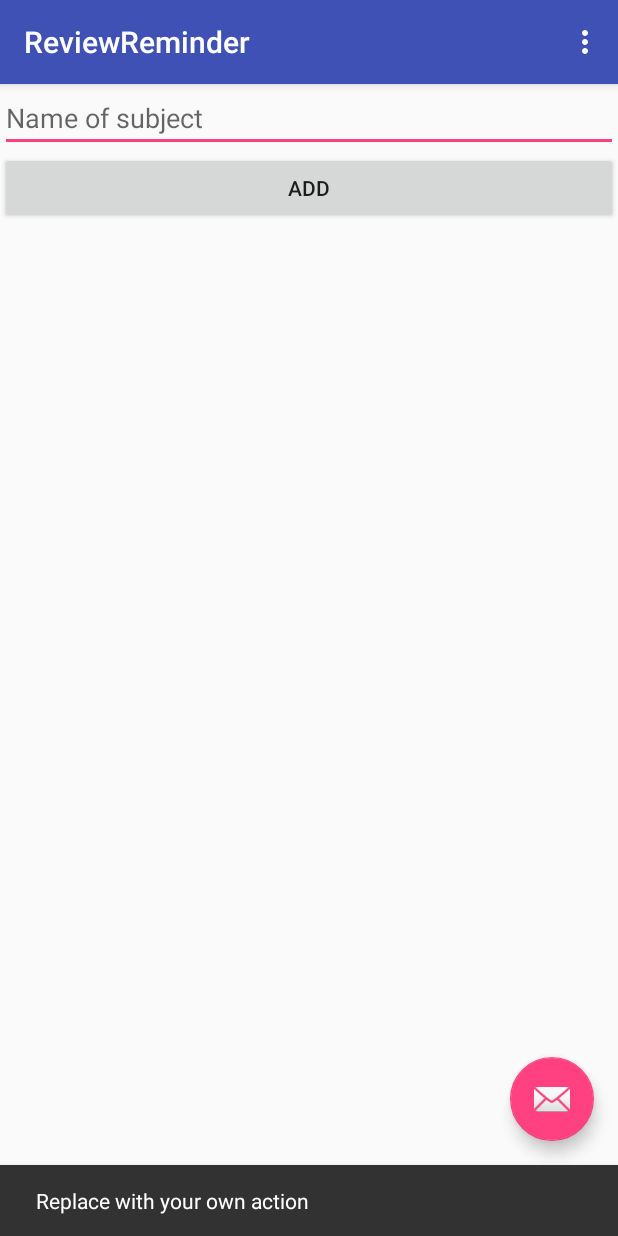
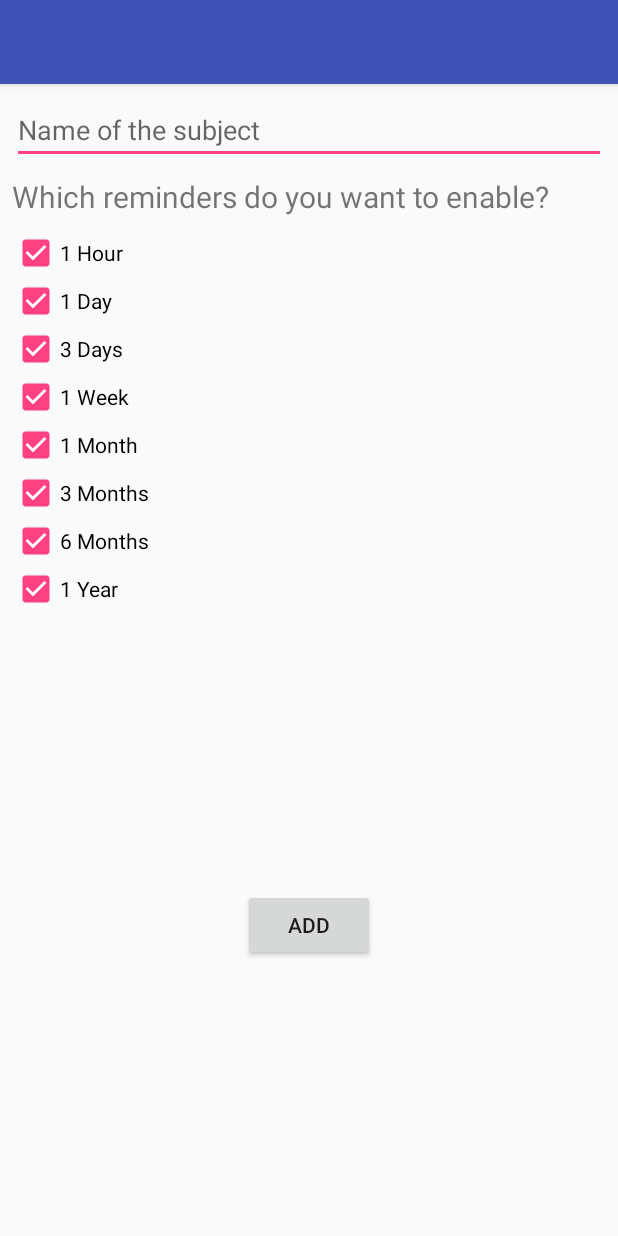
Before and after one commit to kknine/review-reminder-android, an Android app: the screen it shows after launch (MainActivity before the commit, AddSubjectActivity after it), after a tap on an icon or button, on a phone screen of 412 x 824 dp. Run offline under Robolectric (Android 15) with nearby library versions, the phone set to English and light mode, and no system bars.

Commit message:
Add all fundamental functionalities
Create database and set up the connection
Create model with subject and reminder
Create two kinds of adapters
Implement RecyclerView and set adapters
Create activity to add new subjects
Add display of time of revision
Implement basic color change

```diff
--- a/ReviewReminder/app/src/main/AndroidManifest.xml
+++ b/ReviewReminder/app/src/main/AndroidManifest.xml
@@ -19,6 +19,10 @@
                 <category android:name="android.intent.category.LAUNCHER" />
             </intent-filter>
         </activity>
+        <activity
+            android:name=".AddSubjectActivity"
+            android:theme="@style/AppTheme.NoActionBar">
+        </activity>
     </application>
 
 </manifest>
--- a/ReviewReminder/app/src/main/java/com/kk9software/reviewreminder/MainActivity.java
+++ b/ReviewReminder/app/src/main/java/com/kk9software/reviewreminder/MainActivity.java
@@ -1,5 +1,6 @@
 package com.kk9software.reviewreminder;
 
+import android.content.Intent;
 import android.os.Bundle;
 import android.support.design.widget.FloatingActionButton;
 import android.support.design.widget.Snackbar;
@@ -13,6 +14,7 @@ import android.view.MenuItem;
 import android.widget.EditText;
 
 import com.kk9software.reviewreminder.data.DBHelper;
+import com.kk9software.reviewreminder.model.Reminder;
 import com.kk9software.reviewreminder.model.Subject;
 
 import java.util.Calendar;
@@ -20,7 +22,8 @@ import java.util.Calendar;
 public class MainActivity extends AppCompatActivity {
 
     private DBHelper db;
-    private ReviewAdapter reviewAdapter;
+    private SubjectAdapter subjectAdapter;
+    private ReminderAdapter reminderAdapter;
     @Override
     protected void onCreate(Bundle savedInstanceState) {
         super.onCreate(savedInstanceState);
@@ -32,16 +35,22 @@ public class MainActivity extends AppCompatActivity {
         fab.setOnClickListener(new View.OnClickListener() {
             @Override
             public void onClick(View view) {
-                Snackbar.make(view, "Replace with your own action", Snackbar.LENGTH_LONG)
-                        .setAction("Action", null).show();
+                Intent intent = new Intent(MainActivity.this,AddSubjectActivity.class);
+                startActivity(intent);
             }
         });
         db = new DBHelper(this);
-        reviewAdapter = new ReviewAdapter(db.getAllSubjects());
+        //subjectAdapter = new SubjectAdapter(db.getAllSubjects());
+        reminderAdapter = new ReminderAdapter(null,this);
         RecyclerView ReviewList = (RecyclerView) findViewById(R.id.main_recycler);
         ReviewList.setHasFixedSize(true);
         ReviewList.setLayoutManager(new LinearLayoutManager(this));
-        ReviewList.setAdapter(reviewAdapter);
+        //ReviewList.setAdapter(subjectAdapter);
+        ReviewList.setAdapter(reminderAdapter);
+    }
+    protected void onStart() {
+        super.onStart();
+        reminderAdapter.swapCursor(db.getAllRemindersWithSubjects());
     }
 
     @Override
@@ -65,12 +74,4 @@ public class MainActivity extends AppCompatActivity {
 
         return super.onOptionsItemSelected(item);
     }
-    public void addSubject(View v) {
-        EditText et_subjectName = (EditText) findViewById(R.id.main_subject_name);
-        Calendar cal = Calendar.getInstance();
-        Subject subjectToAdd = new Subject(et_subjectName.getText().toString(),cal.getTimeInMillis());
-        db.addSubject(subjectToAdd);
-        reviewAdapter.swapCursor(db.getAllSubjects());
-
-    }
 }
--- a/ReviewReminder/app/src/main/java/com/kk9software/reviewreminder/data/DBHelper.java
+++ b/ReviewReminder/app/src/main/java/com/kk9software/reviewreminder/data/DBHelper.java
@@ -8,6 +8,7 @@ import android.database.sqlite.SQLiteOpenHelper;
 import android.util.TimeUtils;
 
 import com.kk9software.reviewreminder.data.ReviewContract.*;
+import com.kk9software.reviewreminder.model.Reminder;
 import com.kk9software.reviewreminder.model.Subject;
 
 import java.util.ArrayList;
@@ -34,7 +35,8 @@ public class DBHelper extends SQLiteOpenHelper {
                 ReminderEntry.TABLE_NAME + " (" +
                 ReminderEntry._ID + " INTEGER PRIMARY KEY AUTOINCREMENT, " +
                 ReminderEntry.COLUMN_SUBJECT_ID + " INTEGER NOT NULL, " +
-                ReminderEntry.COLUMN_REMINDER_TIME + " LONG NOT NULL" +
+                ReminderEntry.COLUMN_REMINDER_TIME + " LONG NOT NULL, " +
+                ReminderEntry.COLUMN_TIME_INTERVAL + " INTEGER NOT NULL" +
                 ");";
         db.execSQL(SQLITE_CREATE_SUBJECTS_TABLE);
         db.execSQL(SQLITE_CREATE_REMINDERS_TABLE);
@@ -51,17 +53,60 @@ public class DBHelper extends SQLiteOpenHelper {
         SQLiteDatabase db = this.getReadableDatabase();
         Cursor c = db.query(SubjectEntry.TABLE_NAME,null,null,null,null,null,null,null);
         ArrayList<Subject> subjectList = new ArrayList<>();
-        while(c.moveToNext()) {
-            subjectList.add(new Subject(c.getInt(0),c.getString(1),c.getLong(2)));
+        while (c.moveToNext()) {
+            subjectList.add(new Subject(c.getInt(0), c.getString(1), c.getLong(2)));
         }
         c.close();
         return subjectList;
     }
-    public void addSubject(Subject subject) {
+    public int addSubject(Subject subject) {
         SQLiteDatabase db = this.getWritableDatabase();
         ContentValues cv = new ContentValues();
         cv.put(SubjectEntry.COLUMN_SUBJECT_NAME,subject.getName());
         cv.put(SubjectEntry.COLUMN_LEARN_TIME, subject.getLearnTime());
-        db.insert(SubjectEntry.TABLE_NAME,null,cv);
+        long subjectId = db.insert(SubjectEntry.TABLE_NAME,null,cv);
+        return (int)subjectId;
+    }
+
+    public ArrayList<Reminder> getAllReminders() {
+        SQLiteDatabase db = this.getReadableDatabase();
+        Cursor c = db.query(ReminderEntry.TABLE_NAME,null,null,null,null,null,null,null);
+        ArrayList<Reminder> reminderList = new ArrayList<>();
+        while (c.moveToNext()) {
+            reminderList.add(new Reminder(c.getInt(0), c.getInt(1), c.getLong(2)));
+        }
+        c.close();
+        return reminderList;
+    }
+    public ArrayList<Reminder> getAllRemindersWithSubjects() {
+        SQLiteDatabase db = this.getReadableDatabase();
+        String SELECT_QUERY = "SELECT " +
+                ReminderEntry.TABLE_NAME + "." + ReminderEntry._ID + ", " +
+                ReminderEntry.TABLE_NAME + "." + ReminderEntry.COLUMN_SUBJECT_ID + ", " +
+                SubjectEntry.TABLE_NAME + "." + SubjectEntry.COLUMN_SUBJECT_NAME + ", " +
+                ReminderEntry.TABLE_NAME + "." + ReminderEntry.COLUMN_REMINDER_TIME + ", " +
+                ReminderEntry.TABLE_NAME + "." + ReminderEntry.COLUMN_TIME_INTERVAL + " FROM " +
+                ReminderEntry.TABLE_NAME + " INNER JOIN " +
+                SubjectEntry.TABLE_NAME + " ON " +
+                ReminderEntry.TABLE_NAME + "." + ReminderEntry.COLUMN_SUBJECT_ID + " = " +
+                SubjectEntry.TABLE_NAME + "." + SubjectEntry._ID + " ORDER BY " +
+                ReminderEntry.TABLE_NAME + "." + ReminderEntry.COLUMN_REMINDER_TIME + " ASC";
+        System.out.println(SELECT_QUERY);
+        Cursor c = db.rawQuery(SELECT_QUERY,null);
+        ArrayList<Reminder> reminderList = new ArrayList<>();
+        while (c.moveToNext()) {
+            reminderList.add(new Reminder(c.getInt(0),  c.getInt(1), c.getString(2), c.getLong(3), c.getInt(4)));
+        }
+        c.close();
+        return reminderList;
+    }
+
+    public void addReminder(Reminder reminder) {
+        SQLiteDatabase db = this.getWritableDatabase();
+        ContentValues cv = new ContentValues();
+        cv.put(ReminderEntry.COLUMN_SUBJECT_ID,reminder.getSubjectId());
+        cv.put(ReminderEntry.COLUMN_REMINDER_TIME, reminder.getReminderTime());
+        cv.put(ReminderEntry.COLUMN_TIME_INTERVAL, reminder.getTimeInterval());
+        db.insert(ReminderEntry.TABLE_NAME,null,cv);
     }
 }
--- a/ReviewReminder/app/src/main/java/com/kk9software/reviewreminder/data/ReviewContract.java
+++ b/ReviewReminder/app/src/main/java/com/kk9software/reviewreminder/data/ReviewContract.java
@@ -14,5 +14,6 @@ public class ReviewContract {
         public static final String TABLE_NAME = "reminders";
         public static final String COLUMN_SUBJECT_ID = "subjectId";
         public static final String COLUMN_REMINDER_TIME = "reminderTime";
+        public static final String COLUMN_TIME_INTERVAL = "timeInterval";
     }
 }
--- /dev/null
+++ b/ReviewReminder/app/src/main/res/layout/activity_add_subject.xml
@@ -0,0 +1,145 @@
+<?xml version="1.0" encoding="utf-8"?>
+<android.support.constraint.ConstraintLayout xmlns:android="http://schemas.android.com/apk/res/android"
+    xmlns:app="http://schemas.android.com/apk/res-auto"
+    xmlns:tools="http://schemas.android.com/tools"
+    android:layout_width="match_parent"
+    android:layout_height="match_parent"
+    tools:context="com.kk9software.reviewreminder.AddSubjectActivity">
+
+    <android.support.design.widget.AppBarLayout
+        android:layout_width="0dp"
+        android:layout_height="wrap_content"
+        android:theme="@style/AppTheme.AppBarOverlay"
+        app:layout_constraintRight_toRightOf="parent"
+        app:layout_constraintTop_toTopOf="parent"
+        app:layout_constraintLeft_toLeftOf="parent"
+        android:id="@+id/appBarLayout">
+
+        <android.support.v7.widget.Toolbar
+            android:id="@+id/toolbar"
+            android:layout_width="match_parent"
+            android:layout_height="?attr/actionBarSize"
+            android:background="?attr/colorPrimary"
+            app:popupTheme="@style/AppTheme.PopupOverlay" />
+
+    </android.support.design.widget.AppBarLayout>
+
+    <EditText
+        android:id="@+id/ads_subject_name"
+        android:layout_width="0dp"
+        android:layout_height="wrap_content"
+        android:layout_marginLeft="8dp"
+        android:layout_marginRight="8dp"
+        android:layout_marginTop="8dp"
+        android:ems="10"
+        android:hint="Name of the subject"
+        android:inputType="textPersonName"
+        app:layout_constraintHorizontal_bias="0.503"
+        app:layout_constraintLeft_toLeftOf="parent"
+        app:layout_constraintRight_toRightOf="parent"
+        app:layout_constraintTop_toBottomOf="@+id/appBarLayout"
+        android:layout_marginStart="8dp"
+        android:layout_marginEnd="8dp" />
+
+    <TextView
+        android:id="@+id/ads_reminders_text"
+        android:layout_width="0dp"
+        android:layout_height="wrap_content"
+        android:layout_marginLeft="8dp"
+        android:layout_marginRight="8dp"
+        android:layout_marginTop="8dp"
+        android:text="Which reminders do you want to enable?"
+        android:textSize="20sp"
+        app:layout_constraintLeft_toLeftOf="parent"
+        app:layout_constraintRight_toRightOf="parent"
+        app:layout_constraintTop_toBottomOf="@+id/ads_subject_name"
+        app:layout_constraintHorizontal_bias="0.437" />
+
+    <LinearLayout
+        android:layout_width="0dp"
+        android:layout_height="wrap_content"
+        android:orientation="vertical"
+        android:layout_marginRight="8dp"
+        app:layout_constraintRight_toRightOf="parent"
+        android:layout_marginLeft="8dp"
+        app:layout_constraintLeft_toLeftOf="parent"
+        android:layout_marginTop="8dp"
+        app:layout_constraintTop_toBottomOf="@+id/ads_reminders_text"
+        app:layout_constraintHorizontal_bias="0.0"
+        android:id="@+id/linearLayout">
+
+        <CheckBox
+            android:id="@+id/ads_1h"
+            android:layout_width="match_parent"
+            android:layout_height="wrap_content"
+            android:checked="true"
+            android:text="1 Hour"
+            tools:layout_editor_absoluteX="49dp"
+            tools:layout_editor_absoluteY="159dp" />
+
+        <CheckBox
+            android:id="@+id/ads_1d"
+            android:layout_width="match_parent"
+            android:layout_height="wrap_content"
+            android:checked="true"
+            android:text="1 Day" />
+
+        <CheckBox
+            android:id="@+id/ads_3d"
+            android:layout_width="match_parent"
+            android:layout_height="wrap_content"
+            android:checked="true"
+            android:text="3 Days" />
+
+        <CheckBox
+            android:id="@+id/ads_1w"
+            android:layout_width="match_parent"
+            android:layout_height="wrap_content"
+            android:checked="true"
+            android:text="1 Week" />
+
+        <CheckBox
+            android:id="@+id/ads_1m"
+            android:layout_width="match_parent"
+            android:layout_height="wrap_content"
+            android:checked="true"
+            android:text="1 Month" />
+
+        <CheckBox
+            android:id="@+id/ads_3m"
+            android:layout_width="match_parent"
+            android:layout_height="wrap_content"
+            android:checked="true"
+            android:text="3 Months" />
+
+        <CheckBox
+            android:id="@+id/ads_6m"
+            android:layout_width="match_parent"
+            android:layout_height="wrap_content"
+            android:checked="true"
+            android:text="6 Months" />
+
+        <CheckBox
+            android:id="@+id/ads_1y"
+            android:layout_width="match_parent"
+            android:layout_height="wrap_content"
+            android:checked="true"
+            android:text="1 Year" />
+    </LinearLayout>
+
+    <Button
+        android:id="@+id/ads_save"
+        android:layout_width="wrap_content"
+        android:layout_height="wrap_content"
+        android:layout_marginBottom="8dp"
+        android:layout_marginLeft="8dp"
+        android:layout_marginRight="8dp"
+        android:layout_marginTop="8dp"
+        android:onClick="addNewSubject"
+        android:text="Add"
+        app:layout_constraintBottom_toBottomOf="parent"
+        app:layout_constraintLeft_toLeftOf="parent"
+        app:layout_constraintRight_toRightOf="parent"
+        app:layout_constraintTop_toBottomOf="@+id/linearLayout" />
+
+</android.support.constraint.ConstraintLayout>
--- a/ReviewReminder/app/src/main/res/layout/content_main.xml
+++ b/ReviewReminder/app/src/main/res/layout/content_main.xml
@@ -9,21 +9,6 @@
     tools:showIn="@layout/activity_main"
     android:orientation="vertical">
 
-    <EditText
-        android:id="@+id/main_subject_name"
-        android:layout_width="match_parent"
-        android:layout_height="wrap_content"
-        android:ems="10"
-        android:hint="Name of subject"
-        android:inputType="textPersonName" />
-
-    <Button
-        android:id="@+id/button"
-        android:layout_width="match_parent"
-        android:layout_height="wrap_content"
-        android:onClick="addSubject"
-        android:text="Add" />
-
     <android.support.v7.widget.RecyclerView
         android:id="@+id/main_recycler"
         android:layout_width="match_parent"
--- a/ReviewReminder/app/src/main/res/values/colors.xml
+++ b/ReviewReminder/app/src/main/res/values/colors.xml
@@ -3,4 +3,6 @@
     <color name="colorPrimary">#3F51B5</color>
     <color name="colorPrimaryDark">#303F9F</color>
     <color name="colorAccent">#FF4081</color>
+    <color name="green">#00ff00</color>
+    <color name="red">#ff0000</color>
 </resources>
```
Also changed, not shown: ReviewReminder/app/src/main/java/com/kk9software/reviewreminder/AddSubjectActivity.java (added, +96 -0 lines), ReviewReminder/app/src/main/java/com/kk9software/reviewreminder/ReminderAdapter.java (added, +172 -0 lines), ReviewReminder/app/src/main/java/com/kk9software/reviewreminder/SubjectAdapter.java (renamed from ReviewReminder/app/src/main/java/com/kk9software/reviewreminder/ReviewAdapter.java, +10 -13 lines), ReviewReminder/app/src/main/java/com/kk9software/reviewreminder/model/Reminder.java (added, +53 -0 lines), ReviewReminder/app/src/main/res/layout/list_item_review.xml (+19 -5 lines).
